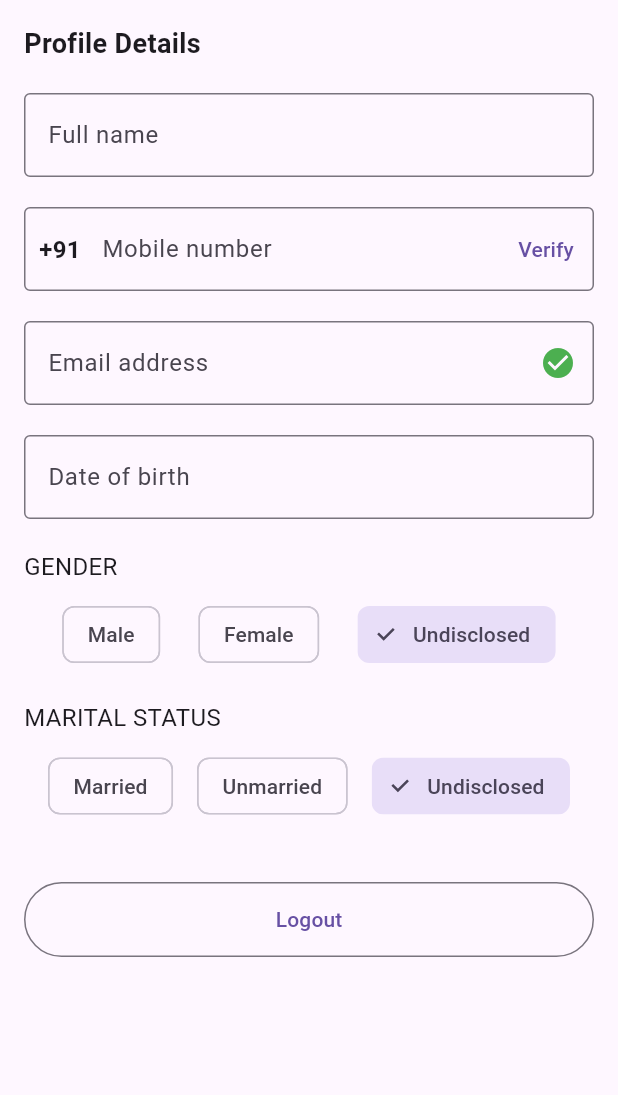
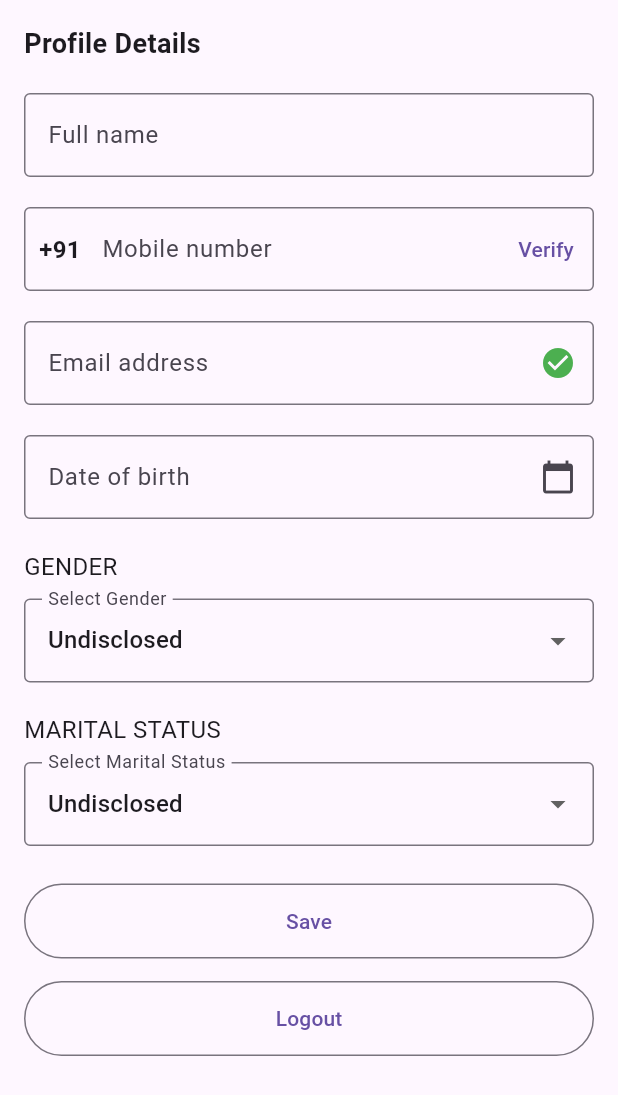
Before and after one commit to Amaldas467/Mobx---goRouter, a Flutter app: the ProfileScreen screen opened directly, on a phone screen of 412 x 824 dp. Shown: the top 1095 px of the screen. Run offline on Flutter 3.47's test engine with Material 3 defaults, Android fonts, the phone set to English and light mode, and no system bars; our stand-ins replace flutter_mobx, go_router, iconsax_plus, mobx, shimmer, sqflite; accounts and stored records are empty; generated files the repository leaves out were written again.

Commit message:
profilescreen updated

```diff
--- a/lib/view/profile_screen.dart
+++ b/lib/view/profile_screen.dart
@@ -1,4 +1,5 @@
 import 'package:flutter/material.dart';
+import 'package:intl/intl.dart';
 
 class ProfileScreen extends StatefulWidget {
   @override
@@ -8,24 +9,47 @@ class ProfileScreen extends StatefulWidget {
 class _ProfileScreenState extends State<ProfileScreen> {
   String selectedGender = 'Undisclosed';
   String selectedMaritalStatus = 'Undisclosed';
+  TextEditingController dobController = TextEditingController();
+  String? ageError;
+  final FocusNode dobFocusNode = FocusNode();
+
+  Future<void> _selectDate(BuildContext context) async {
+    final DateTime? selectedDate = await showDatePicker(
+      context: context,
+      initialDate: DateTime.now(),
+      firstDate: DateTime(1900),
+      lastDate: DateTime.now(),
+    );
+
+    if (selectedDate != null) {
+      int age = calculateAge(selectedDate);
+
+      if (age < 18) {
+        setState(() {
+          ageError = 'You must be at least 18 years old.';
+        });
+      } else {
+        setState(() {
+          ageError = null;
+          dobController.text = DateFormat('dd/MM/yyyy').format(selectedDate);
+        });
+      }
+    }
+  }
+
+  int calculateAge(DateTime dob) {
+    final today = DateTime.now();
+    int age = today.year - dob.year;
+    if (today.month < dob.month ||
+        (today.month == dob.month && today.day < dob.day)) {
+      age--;
+    }
+    return age;
+  }
 
   @override
   Widget build(BuildContext context) {
     return Scaffold(
-      //appBar: AppBar(
-      //  title: Text('Profile'),
-      //  actions: [
-      //    TextButton(
-      //      onPressed: () {
-      //        // Save action
-      //      },
-      //      child: Text(
-      //        'Save',
-      //        style: TextStyle(color: Colors.blue),
-      //      ),
-      //    ),
-      //  ],
-      //),
       body: LayoutBuilder(
         builder: (BuildContext context, BoxConstraints constraints) {
           return SingleChildScrollView(
@@ -80,96 +104,86 @@ class _ProfileScreenState extends State<ProfileScreen> {
                     ),
                     SizedBox(height: 20),
                     TextField(
+                      controller: dobController,
                       decoration: InputDecoration(
                         labelText: 'Date of birth',
-                        border: OutlineInputBorder(),
+                        border: OutlineInputBorder(
+                          borderSide: BorderSide(
+                              //color: dobFocusNode.hasFocus
+                              //    ? Colors.green
+                              //    : Colors.grey, // Green border when focused
                               ),
+                        ),
+                        suffixIcon: IconButton(
+                          icon: Icon(Icons.calendar_today),
+                          onPressed: () {
+                            _selectDate(context);
+                          },
+                        ),
+                        errorText: ageError,
+                      ),
+                      readOnly: true,
                     ),
                     SizedBox(height: 20),
                     Text('GENDER', style: TextStyle(fontSize: 16)),
                     SizedBox(height: 10),
-                    Row(
-                      mainAxisAlignment: MainAxisAlignment.spaceEvenly,
-                      children: [
-                        ChoiceChip(
-                          label: Text('Male'),
-                          selected: selectedGender == 'Male',
-                          onSelected: (bool selected) {
+                    // Dropdown for Gender
+                    DropdownButtonFormField<String>(
+                      value: selectedGender,
+                      onChanged: (String? newValue) {
                         setState(() {
-                              selectedGender = 'Male';
+                          selectedGender = newValue!;
                         });
                       },
+                      decoration: InputDecoration(
+                        labelText: 'Select Gender',
+                        border: OutlineInputBorder(),
                       ),
-                        ChoiceChip(
-                          label: Text('Female'),
-                          selected: selectedGender == 'Female',
-                          onSelected: (bool selected) {
-                            setState(() {
-                              selectedGender = 'Female';
-                            });
-                          },
-                        ),
-                        ChoiceChip(
-                          label: Text('Undisclosed'),
-                          selected: selectedGender == 'Undisclosed',
-                          onSelected: (bool selected) {
-                            setState(() {
-                              selectedGender = 'Undisclosed';
-                            });
-                          },
-                        ),
-                      ],
+                      items: ['Male', 'Female', 'Undisclosed']
+                          .map((String gender) {
+                        return DropdownMenuItem<String>(
+                          value: gender,
+                          child: Text(gender),
+                        );
+                      }).toList(),
                     ),
                     SizedBox(height: 20),
                     Text('MARITAL STATUS', style: TextStyle(fontSize: 16)),
                     SizedBox(height: 10),
-                    Row(
-                      mainAxisAlignment: MainAxisAlignment.spaceEvenly,
-                      children: [
-                        ChoiceChip(
-                          label: Text('Married'),
-                          selected: selectedMaritalStatus == 'Married',
-                          onSelected: (bool selected) {
+                    // Dropdown for Marital Status
+                    DropdownButtonFormField<String>(
+                      value: selectedMaritalStatus,
+                      onChanged: (String? newValue) {
                         setState(() {
-                              selectedMaritalStatus = 'Married';
+                          selectedMaritalStatus = newValue!;
                         });
                       },
+                      decoration: InputDecoration(
+                        labelText: 'Select Marital Status',
+                        border: OutlineInputBorder(),
                       ),
-                        ChoiceChip(
-                          label: Text('Unmarried'),
-                          selected: selectedMaritalStatus == 'Unmarried',
-                          onSelected: (bool selected) {
-                            setState(() {
-                              selectedMaritalStatus = 'Unmarried';
-                            });
-                          },
-                        ),
-                        ChoiceChip(
-                          label: Text('Undisclosed'),
-                          selected: selectedMaritalStatus == 'Undisclosed',
-                          onSelected: (bool selected) {
-                            setState(() {
-                              selectedMaritalStatus = 'Undisclosed';
-                            });
-                          },
-                        ),
-                      ],
+                      items: ['Married', 'Unmarried', 'Undisclosed']
+                          .map((String status) {
+                        return DropdownMenuItem<String>(
+                          value: status,
+                          child: Text(status),
+                        );
+                      }).toList(),
                     ),
                     SizedBox(height: 20),
-                    //ElevatedButton(
-                    //  onPressed: () {
-                    //    // Add GSTIN details action
-                    //  },
-                    //  child: Text('Add GSTIN details'),
-                    //  style: ElevatedButton.styleFrom(
-                    //    minimumSize: Size(double.infinity, 50),
-                    //  ),
-                    //),
-                    SizedBox(height: 20),
+                    SizedBox(height: 5),
+                    Center(
+                      child: OutlinedButton(
+                        onPressed: () {},
+                        child: Text('Save'),
+                        style: OutlinedButton.styleFrom(
+                          minimumSize: Size(double.infinity, 50),
+                        ),
+                      ),
+                    ),
+                    SizedBox(height: 15),
                     OutlinedButton(
-                      onPressed: () {
-                        // Logout action
-                      },
+                      onPressed: () {},
                       child: Text('Logout'),
                       style: OutlinedButton.styleFrom(
                         minimumSize: Size(double.infinity, 50),
--- a/pubspec.yaml
+++ b/pubspec.yaml
@@ -46,6 +46,7 @@ dependencies:
   shimmer: ^3.0.0
   path_provider: ^2.1.5
   sqflite: ^2.4.1
+  intl: ^0.20.1
 
 dev_dependencies:
   flutter_test:
```
Also changed, not shown: pubspec.lock. Lines whose indentation alone changed are shown as unchanged.
